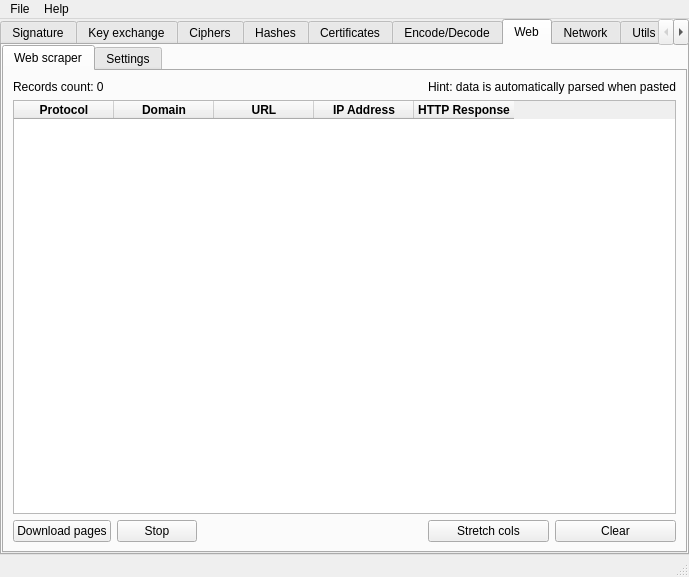
Old version of the form ui/mainwindow.ui in the repository caffedrine/CryptoPocketKnife.
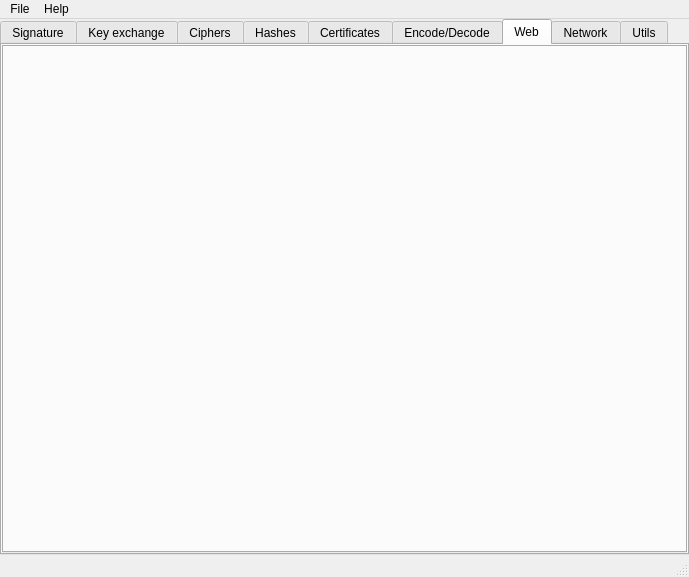
New version of the form. The open tabs and pages were chosen to show the change. Icons and pictures are not drawn. Custom widgets are drawn as their Qt base class.

Commit message: Separating web tab from the other tabs Optimize CMakeLists

The edit to the form file:
```diff
--- a/ui/mainwindow.ui
+++ b/ui/mainwindow.ui
@@ -1534,147 +1534,28 @@
          <number>0</number>
         </property>
         <item row="0" column="0">
-         <widget class="QTabWidget" name="tabWidget">
-          <property name="currentIndex">
-           <number>0</number>
-          </property>
-          <widget class="QWidget" name="web_WebScraper">
-           <attribute name="title">
-            <string>Web scraper</string>
-           </attribute>
-           <layout class="QGridLayout" name="gridLayout_27">
-            <item row="3" column="4">
-             <widget class="QPushButton" name="pushButton_WebScraping_Clear">
-              <property name="text">
-               <string>Clear</string>
-              </property>
-             </widget>
-            </item>
-            <item row="3" column="1">
-             <widget class="QPushButton" name="pushButton_WebScraper_StopDownload">
-              <property name="text">
-               <string>Stop</string>
-              </property>
-             </widget>
-            </item>
-            <item row="3" column="2">
-             <spacer name="horizontalSpacer_7">
-              <property name="orientation">
-               <enum>Qt::Horizontal</enum>
-              </property>
-              <property name="sizeHint" stdset="0">
-               <size>
-                <width>40</width>
-                <height>20</height>
-               </size>
-              </property>
-             </spacer>
-            </item>
-            <item row="2" column="0" colspan="5">
-             <widget class="AdvancedTableWidget" name="tableWidget_WebScraper">
-              <attribute name="verticalHeaderVisible">
-               <bool>false</bool>
-              </attribute>
-              <column>
-               <property name="text">
-                <string>Protocol</string>
-               </property>
-               <property name="font">
-                <font>
-                 <bold>true</bold>
-                </font>
-               </property>
-              </column>
-              <column>
-               <property name="text">
-                <string>Domain</string>
-               </property>
-               <property name="font">
-                <font>
-                 <bold>true</bold>
-                </font>
-               </property>
-              </column>
-              <column>
-               <property name="text">
-                <string>URL</string>
-               </property>
-               <property name="font">
-                <font>
-                 <bold>true</bold>
-                </font>
-               </property>
-              </column>
-              <column>
-               <property name="text">
-                <string>IP Address</string>
-               </property>
-               <property name="font">
-                <font>
-                 <bold>true</bold>
-                </font>
-               </property>
-              </column>
-              <column>
-               <property name="text">
-                <string>HTTP Response</string>
-               </property>
-               <property name="font">
-                <font>
-                 <bold>true</bold>
-                </font>
-               </property>
-              </column>
-             </widget>
-            </item>
-            <item row="3" column="3">
-             <widget class="QPushButton" name="pushButton_WebScraping_StretchCols">
-              <property name="text">
-               <string>Stretch cols</string>
-              </property>
-             </widget>
-            </item>
-            <item row="3" column="0">
-             <widget class="QPushButton" name="pushButton_WebScraper_StartDownload">
-              <property name="text">
-               <string>Download pages</string>
-              </property>
-             </widget>
-            </item>
-            <item row="0" column="3" colspan="2">
-             <widget class="QLabel" name="label_49">
-              <property name="text">
-               <string>Hint: data is automatically parsed when pasted</string>
-              </property>
-             </widget>
-            </item>
-            <item row="0" column="0" colspan="2">
-             <widget class="QLabel" name="label_WebScraper_RecordsCount">
-              <property name="text">
-               <string>Records count: 0</string>
-              </property>
-             </widget>
-            </item>
-           </layout>
-          </widget>
-          <widget class="QWidget" name="tab_Web_Settings">
-           <attribute name="title">
-            <string>Settings</string>
-           </attribute>
-           <widget class="QGroupBox" name="groupBox_4">
-            <property name="geometry">
-             <rect>
-              <x>10</x>
-              <y>10</y>
-              <width>861</width>
-              <height>80</height>
-             </rect>
-            </property>
-            <property name="title">
-             <string>Proxy settings</string>
-            </property>
-           </widget>
-          </widget>
+         <widget class="QWidget" name="widget" native="true">
+          <layout class="QGridLayout" name="gridLayout_27">
+           <property name="leftMargin">
+            <number>0</number>
+           </property>
+           <property name="topMargin">
+            <number>0</number>
+           </property>
+           <property name="rightMargin">
+            <number>0</number>
+           </property>
+           <property name="bottomMargin">
+            <number>0</number>
+           </property>
+           <item row="0" column="0">
+            <widget class="Web" name="tabWidget">
+             <property name="currentIndex">
+              <number>-1</number>
+             </property>
+            </widget>
+           </item>
+          </layout>
          </widget>
         </item>
        </layout>
@@ -1842,11 +1723,6 @@
         </item>
        </layout>
       </widget>
-      <widget class="QWidget" name="tab">
-       <attribute name="title">
-        <string>Test tab</string>
-       </attribute>
-      </widget>
      </widget>
     </item>
    </layout>
@@ -1900,9 +1776,10 @@
    <header>advancedtextedit.h</header>
   </customwidget>
   <customwidget>
-   <class>AdvancedTableWidget</class>
-   <extends>QTableWidget</extends>
-   <header>advancedtablewidget.h</header>
+   <class>Web</class>
+   <extends>QTabWidget</extends>
+   <header>Web.h</header>
+   <container>1</container>
   </customwidget>
  </customwidgets>
  <resources>
```
Left out of the diff: 2 changed lines with no effect on the pictures. The commit also changes 6 other files.
